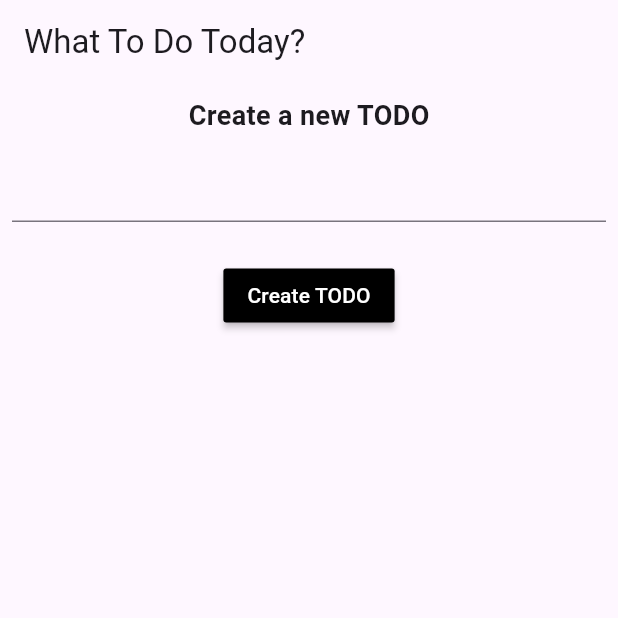
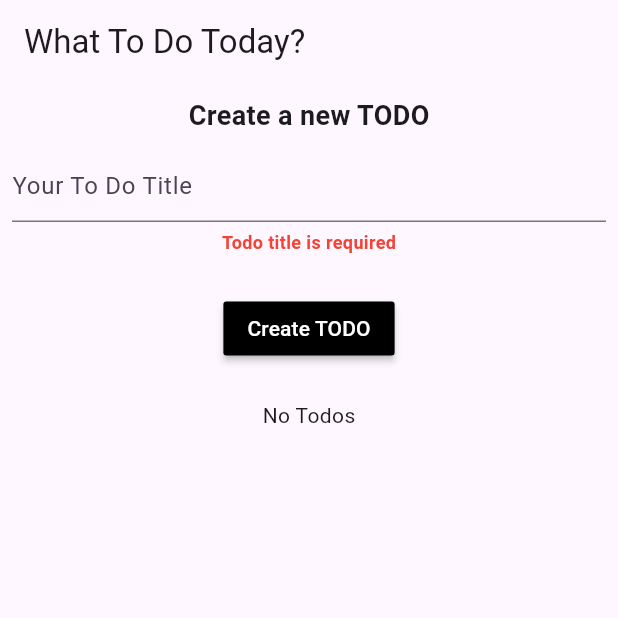
Before and after one commit to abdialidrus/stacked_todo_app, a Flutter app: the screen it shows after launch, after a tap on "Create TODO", on a phone screen of 412 x 824 dp, the top half of it. Run offline on Flutter 3.47's test engine with Material 3 defaults, Android fonts, the phone set to English and light mode, and no system bars; our stand-ins replace hive_flutter, stacked, stacked_services, stacked_shared; accounts and stored records are empty.

Commit message:
fix title input validation

```diff
--- a/lib/ui/views/todo/todo_view.dart
+++ b/lib/ui/views/todo/todo_view.dart
@@ -39,11 +39,30 @@ class TodoView extends StackedView<TodoViewModel> with $TodoView {
                     style: TextStyle(fontSize: 18, fontWeight: FontWeight.w700),
                   ),
                   verticalSpaceSmall,
-                  TextFormField(controller: todoTitleInputController),
+                  TextFormField(
+                    controller: todoTitleInputController,
+                    decoration:
+                        const InputDecoration(hintText: 'Your To Do Title'),
+                  ),
+                  if (viewModel.hasTodoTitleInputValidationMessage) ...[
+                    verticalSpaceTiny,
+                    Text(
+                      viewModel.todoTitleInputValidationMessage!,
+                      style: const TextStyle(
+                        color: Colors.red,
+                        fontSize: 12,
+                        fontWeight: FontWeight.w700,
+                      ),
+                    ),
+                  ],
                   verticalSpaceMedium,
                   MaterialButton(
                     color: Colors.black,
-                    onPressed: viewModel.addTodo,
+                    onPressed: () {
+                      if (validateFormFields(viewModel)) {
+                        viewModel.addTodo();
+                      }
+                    },
                     child: const Text(
                       'Create TODO',
                       style: TextStyle(color: Colors.white),
--- a/lib/ui/views/todo/todo_view.form.dart
+++ b/lib/ui/views/todo/todo_view.form.dart
@@ -8,6 +8,7 @@
 
 import 'package:flutter/material.dart';
 import 'package:stacked/stacked.dart';
+import 'package:stacked_todo_app/ui/views/todo/todo_viewmodel.dart';
 
 const bool _autoTextFieldValidation = true;
 
@@ -18,7 +19,7 @@ final Map<String, TextEditingController> _TodoViewTextEditingControllers = {};
 final Map<String, FocusNode> _TodoViewFocusNodes = {};
 
 final Map<String, String? Function(String?)?> _TodoViewTextValidations = {
-  TodoTitleInputValueKey: null,
+  TodoTitleInputValueKey: TodoTitleValidator.validateTodoTitle,
 };
 
 mixin $TodoView {
--- a/lib/ui/views/todo/todo_viewmodel.dart
+++ b/lib/ui/views/todo/todo_viewmodel.dart
@@ -53,7 +53,7 @@ class TodoViewModel extends FormViewModel {
 
 class TodoTitleValidator {
   static String? validateTodoTitle(String? value) {
-    if (value == null || value.isEmpty) {
+    if (value == null || value.isEmpty || value == '') {
       return 'Todo title is required';
     }
 
```
